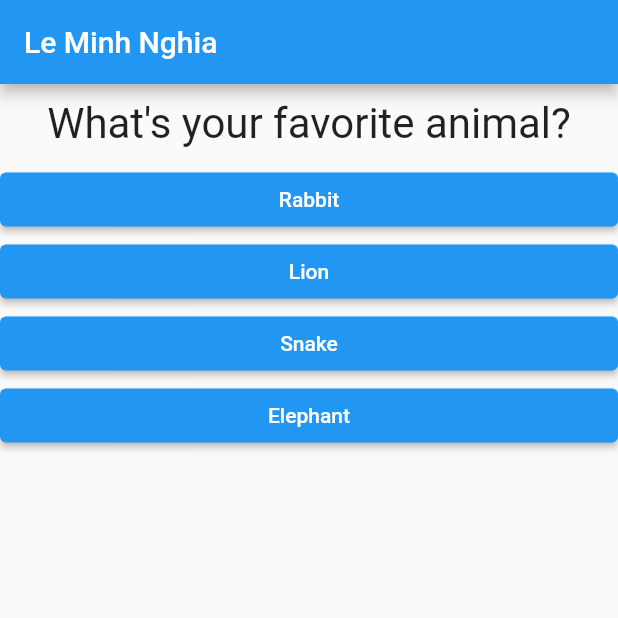
After one commit to nghialmgcd201527/flutter_udemy_guidance, a Flutter app: the screen it shows after launch, after a tap on "Black", on a phone screen of 412 x 824 dp, the top half of it. The commit adds this screen. Run offline on Flutter 3.47's test engine with Material 2 defaults, Android fonts, the phone set to English and light mode, and no system bars.

Commit message:
lecture 52 and 53

```diff
--- a/lib/main.dart
+++ b/lib/main.dart
@@ -1,7 +1,7 @@
 import 'package:flutter/material.dart';
 
-import './question.dart';
-import './answer.dart';
+import './quiz.dart';
+import './result.dart';
 // void main() {
 //   runApp(MyApp());
 // }
@@ -16,29 +16,47 @@ class MyApp extends StatefulWidget {
 }
 
 class _MyAppState extends State<MyApp> {
-  final questions = const [
+  final _questions = const [
     {
       'questionText': 'What\'s your favorite color?',
-      'answers': ['Black', 'Red', 'Green', 'White'],
+      'answers': [
+        {'text': 'Black', 'score': 10},
+        {'text': 'Red', 'score': 5},
+        {'text': 'Green', 'score': 3},
+        {'text': 'White', 'score': 1},
+      ],
     },
     {
       'questionText': 'What\'s your favorite animal?',
-      'answers': ['Rabbit', 'Lion', 'Snake', 'Elephant'],
+      'answers': [
+        {'text': 'Rabbit', 'score': 3},
+        {'text': 'Lion', 'score': 11},
+        {'text': 'Snake', 'score': 5},
+        {'text': 'Elephant', 'score': 9},
+      ],
     },
     {
       'questionText': 'What\'s your favorite instructor?',
-      'answers': ['Max', 'Max', 'Max', 'Max'],
+      'answers': [
+        {'text': 'Max', 'score': 1},
+        {'text': 'Max', 'score': 1},
+        {'text': 'Max', 'score': 1},
+        {'text': 'Max', 'score': 1},
+      ],
     },
   ];
 
   var _questionIndex = 0;
+  var _totalScore = 0;
 
-  void _answerQuestion() {
+  void _answerQuestion(int score) {
+    _totalScore += score;
+
     setState(() {
       _questionIndex = _questionIndex + 1;
     });
     print(_questionIndex);
-    if (_questionIndex < questions.length) {
+    if (_questionIndex < _questions.length) {
       print('We have more questions!');
     }
   }
@@ -50,21 +68,13 @@ class _MyAppState extends State<MyApp> {
         appBar: AppBar(
           title: Text('Le Minh Nghia'),
         ),
-        body: _questionIndex < questions.length
-            ? Column(
-                children: [
-                  Question(
-                    questions[_questionIndex]['questionText'] as String,
-                  ),
-                  ...(questions[_questionIndex]['answers'] as List<String>)
-                      .map((answer) {
-                    return Answer(_answerQuestion, answer);
-                  }).toList()
-                ],
+        body: _questionIndex < _questions.length
+            ? Quiz(
+                answerQuestion: _answerQuestion,
+                questionIndex: _questionIndex,
+                questions: _questions,
               )
-            : Center(
-                child: Text('You did it!'),
-              ),
+            : Result(),
       ),
     );
   }
--- /dev/null
+++ b/lib/quiz.dart
@@ -0,0 +1,30 @@
+import 'package:flutter/material.dart';
+
+import './question.dart';
+import './answer.dart';
+
+class Quiz extends StatelessWidget {
+  final List<Map<String, Object>> questions;
+  final int questionIndex;
+  final Function answerQuestion;
+
+  Quiz(
+      {@required this.questions,
+      @required this.answerQuestion,
+      @required this.questionIndex});
+
+  @override
+  Widget build(BuildContext context) {
+    return Column(
+      children: [
+        Question(
+          questions[questionIndex]['questionText'] as String,
+        ),
+        ...(questions[questionIndex]['answers'] as List<Map<String, Object>>)
+            .map((answer) {
+          return Answer(() => answerQuestion(answer['score']), answer['text']);
+        }).toList()
+      ],
+    );
+  }
+}
--- /dev/null
+++ b/lib/result.dart
@@ -0,0 +1,14 @@
+import 'package:flutter/src/foundation/key.dart';
+import 'package:flutter/src/widgets/container.dart';
+import 'package:flutter/src/widgets/framework.dart';
+
+import 'package:flutter/material.dart';
+
+class Result extends StatelessWidget {
+  @override
+  Widget build(BuildContext context) {
+    return Center(
+      child: Text('You did it!'),
+    );
+  }
+}
```
